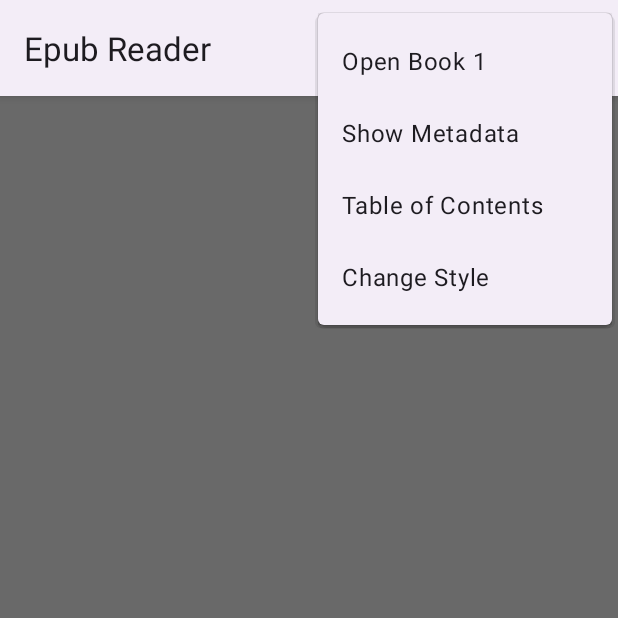
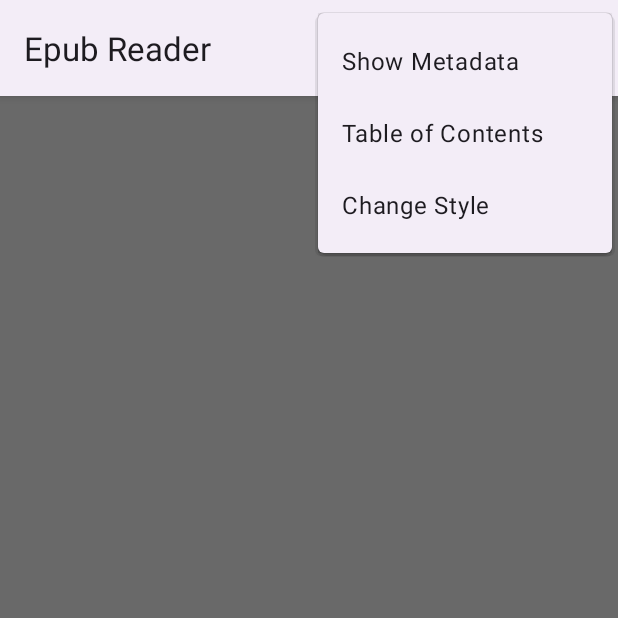
Before and after one commit to WirelessAlien/EpubReader, an Android app: the MainActivity screen opened directly, with no data from a screen before it, with the options menu open, on a phone screen of 412 x 824 dp, the top half of it. Run offline under Robolectric (Android 15) with nearby library versions, the phone set to English and light mode, and no system bars.

Commit message:
New commit

```diff
--- a/app/src/main/java/com/wirelessalien/compact/epubreader/MainActivity.java
+++ b/app/src/main/java/com/wirelessalien/compact/epubreader/MainActivity.java
@@ -120,12 +120,6 @@ public class MainActivity extends AppCompatActivity {
 	public boolean onOptionsItemSelected(MenuItem item) {
 
 		switch (item.getItemId()) {
-		case R.id.FirstEPUB:
-			Intent goToChooser1 = new Intent(this, FileChooser.class);
-			goToChooser1.putExtra(getString(R.string.second),
-					getString(R.string.time));
-			startActivityForResult(goToChooser1, 0);
-			return true;
 
 			case R.id.Metadata:
 			if (!navigator.displayMetadata())
--- a/app/src/main/res/menu/main.xml
+++ b/app/src/main/res/menu/main.xml
@@ -1,9 +1,4 @@
 <menu xmlns:android="http://schemas.android.com/apk/res/android" >
-
-    <item
-        android:id="@+id/FirstEPUB"
-        android:title="@string/Open_Book_1">
-    </item>
 
     <item
         android:id="@+id/Metadata"
--- a/app/src/main/res/values/strings.xml
+++ b/app/src/main/res/values/strings.xml
@@ -169,5 +169,6 @@
     <string name="exAudio">exAudio</string>
     <string name="no_audio">Can\'t find any audio file</string>
     <string name="app_name">Epub Reader</string>
+    <string name="error_closeFirst">Close The Book First</string>
 
 </resources>
```
